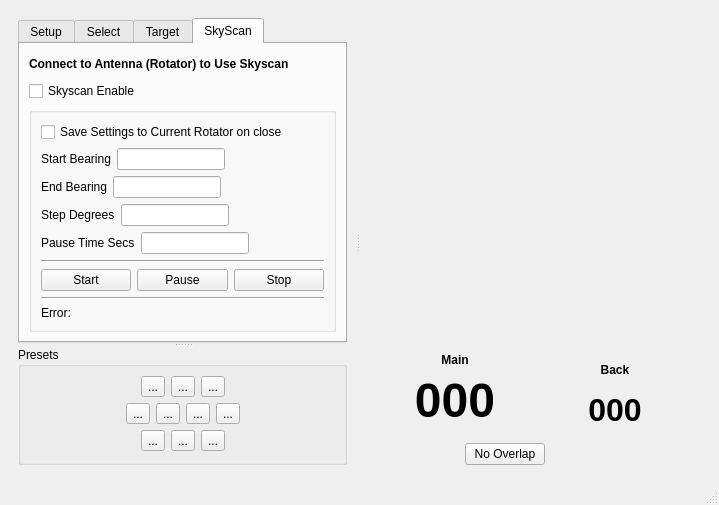
The window that mqt/MqtRotator/rotatormainwindow.ui (Rsclub22/Minos2-Mirror) describes before a commit, drawn with Qt 5.
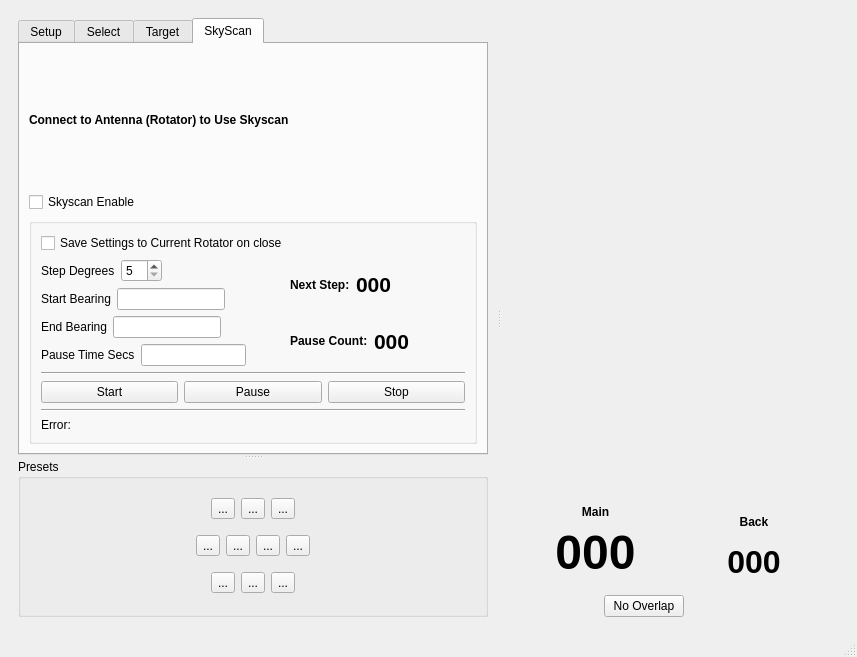
The same window after the commit. Custom widgets are drawn as their Qt base class.

Commit message: change to spinbox for steps, added display of next step degree and pause countdown.

```diff
--- a/mqt/MqtRotator/rotatormainwindow.ui
+++ b/mqt/MqtRotator/rotatormainwindow.ui
@@ -9,15 +9,15 @@
    <rect>
     <x>0</x>
     <y>0</y>
-    <width>719</width>
-    <height>505</height>
+    <width>857</width>
+    <height>657</height>
    </rect>
   </property>
   <property name="windowTitle">
    <string>Minos Rotator</string>
   </property>
   <widget class="QWidget" name="centralwidget">
-   <layout class="QVBoxLayout" name="verticalLayout_26">
+   <layout class="QVBoxLayout" name="verticalLayout_29">
     <item>
      <widget class="MinosSplitter" name="rotSplitter">
       <property name="orientation">
@@ -429,7 +429,7 @@
                </property>
                <layout class="QVBoxLayout" name="verticalLayout_25">
                 <item>
-                 <layout class="QVBoxLayout" name="verticalLayout_3">
+                 <layout class="QVBoxLayout" name="verticalLayout_28">
                   <item>
                    <layout class="QHBoxLayout" name="horizontalLayout_20">
                     <item>
@@ -455,6 +455,47 @@
                    </layout>
                   </item>
                   <item>
+                   <layout class="QHBoxLayout" name="horizontalLayout_22">
+                    <item>
+                     <layout class="QVBoxLayout" name="verticalLayout_27">
+                      <item>
+                       <layout class="QHBoxLayout" name="horizontalLayout_23">
+                        <item>
+                         <widget class="QLabel" name="skyScanStepDegreesLabel">
+                          <property name="text">
+                           <string>Step Degrees</string>
+                          </property>
+                         </widget>
+                        </item>
+                        <item>
+                         <widget class="QSpinBox" name="skyScanStepDegreeSpinBox">
+                          <property name="minimum">
+                           <number>5</number>
+                          </property>
+                          <property name="maximum">
+                           <number>45</number>
+                          </property>
+                          <property name="singleStep">
+                           <number>5</number>
+                          </property>
+                         </widget>
+                        </item>
+                        <item>
+                         <spacer name="horizontalSpacer_17">
+                          <property name="orientation">
+                           <enum>Qt::Horizontal</enum>
+                          </property>
+                          <property name="sizeHint" stdset="0">
+                           <size>
+                            <width>60</width>
+                            <height>19</height>
+                           </size>
+                          </property>
+                         </spacer>
+                        </item>
+                       </layout>
+                      </item>
+                      <item>
                    <layout class="QHBoxLayout" name="horizontalLayout_10">
                     <item>
                      <widget class="QLabel" name="skyScanStartBrgLabel">
@@ -508,33 +549,6 @@
                     </item>
                    </layout>
                   </item>
-                  <item>
-                   <layout class="QHBoxLayout" name="horizontalLayout_14">
-                    <item>
-                     <widget class="QLabel" name="skyScanStepDegreesLabel">
-                      <property name="text">
-                       <string>Step Degrees</string>
-                      </property>
-                     </widget>
-                    </item>
-                    <item>
-                     <widget class="QLineEdit" name="skyScanStepDegreesLineEdit"/>
-                    </item>
-                    <item>
-                     <spacer name="horizontalSpacer_17">
-                      <property name="orientation">
-                       <enum>Qt::Horizontal</enum>
-                      </property>
-                      <property name="sizeHint" stdset="0">
-                       <size>
-                        <width>40</width>
-                        <height>20</height>
-                       </size>
-                      </property>
-                     </spacer>
-                    </item>
-                   </layout>
-                  </item>
                   <item>
                    <layout class="QHBoxLayout" name="horizontalLayout_15">
                     <item>
@@ -562,6 +576,100 @@
                     </item>
                    </layout>
                   </item>
+                     </layout>
+                    </item>
+                    <item>
+                     <layout class="QVBoxLayout" name="verticalLayout_26">
+                      <item>
+                       <layout class="QHBoxLayout" name="horizontalLayout_21">
+                        <item>
+                         <widget class="QLabel" name="nextStepLbl">
+                          <property name="font">
+                           <font>
+                            <bold>true</bold>
+                           </font>
+                          </property>
+                          <property name="text">
+                           <string>Next Step:</string>
+                          </property>
+                         </widget>
+                        </item>
+                        <item>
+                         <widget class="QLabel" name="nextStepDegrees">
+                          <property name="font">
+                           <font>
+                            <pointsize>16</pointsize>
+                            <bold>true</bold>
+                           </font>
+                          </property>
+                          <property name="text">
+                           <string>000</string>
+                          </property>
+                         </widget>
+                        </item>
+                        <item>
+                         <spacer name="horizontalSpacer_20">
+                          <property name="orientation">
+                           <enum>Qt::Horizontal</enum>
+                          </property>
+                          <property name="sizeHint" stdset="0">
+                           <size>
+                            <width>78</width>
+                            <height>17</height>
+                           </size>
+                          </property>
+                         </spacer>
+                        </item>
+                       </layout>
+                      </item>
+                      <item>
+                       <layout class="QHBoxLayout" name="horizontalLayout_16">
+                        <item>
+                         <widget class="QLabel" name="pauseCountLbl">
+                          <property name="font">
+                           <font>
+                            <bold>true</bold>
+                           </font>
+                          </property>
+                          <property name="text">
+                           <string>Pause Count:</string>
+                          </property>
+                         </widget>
+                        </item>
+                        <item>
+                         <widget class="QLabel" name="pauseCountDown">
+                          <property name="font">
+                           <font>
+                            <pointsize>16</pointsize>
+                            <bold>true</bold>
+                           </font>
+                          </property>
+                          <property name="text">
+                           <string>000</string>
+                          </property>
+                         </widget>
+                        </item>
+                        <item>
+                         <spacer name="horizontalSpacer_21">
+                          <property name="orientation">
+                           <enum>Qt::Horizontal</enum>
+                          </property>
+                          <property name="sizeHint" stdset="0">
+                           <size>
+                            <width>40</width>
+                            <height>20</height>
+                           </size>
+                          </property>
+                         </spacer>
+                        </item>
+                       </layout>
+                      </item>
+                     </layout>
+                    </item>
+                   </layout>
+                  </item>
+                  <item>
+                   <layout class="QVBoxLayout" name="verticalLayout_3">
                   <item>
                    <widget class="Line" name="line_2">
                     <property name="orientation">
@@ -622,6 +730,8 @@
                  </layout>
                 </item>
                </layout>
+                </item>
+               </layout>
               </widget>
              </item>
             </layout>
```
Left out of the diff: 2 changed lines with no effect on the pictures. Lines whose indentation alone changed are shown as unchanged. The commit also changes 6 other files.
